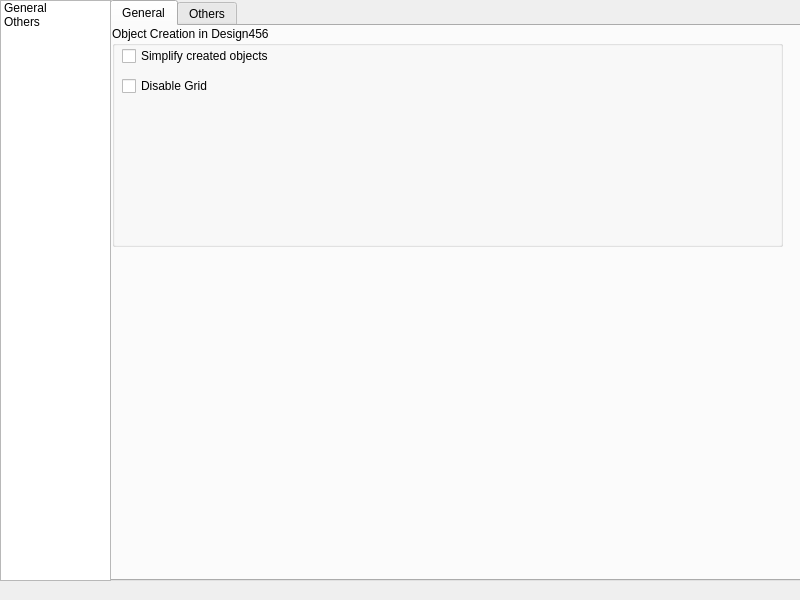
Qt form Resources/ui/Design456Pref.ui (MariwanJ/Design456) before a commit.
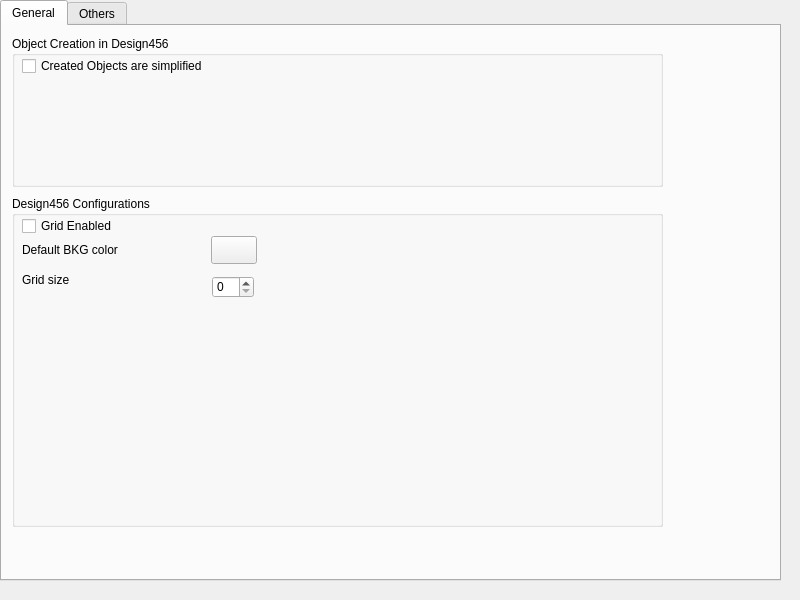
The same form after that commit. Custom widgets are drawn as their Qt base class.

What changed in the file:
```diff
--- a/Resources/ui/Design456Pref.ui
+++ b/Resources/ui/Design456Pref.ui
@@ -16,9 +16,9 @@
   <widget class="QTabWidget" name="tabConfig">
    <property name="geometry">
     <rect>
-     <x>110</x>
+     <x>0</x>
      <y>0</y>
-     <width>691</width>
+     <width>781</width>
      <height>581</height>
     </rect>
    </property>
@@ -35,39 +35,138 @@
     <widget class="QGroupBox" name="grpSimplify">
      <property name="geometry">
       <rect>
-       <x>0</x>
-       <y>0</y>
-       <width>671</width>
-       <height>221</height>
+       <x>10</x>
+       <y>10</y>
+       <width>651</width>
+       <height>151</height>
       </rect>
      </property>
      <property name="title">
       <string>Object Creation in Design456</string>
      </property>
      <widget class="QCheckBox" name="chkSimplify">
+      <property name="enabled">
+       <bool>true</bool>
+      </property>
       <property name="geometry">
        <rect>
         <x>10</x>
         <y>20</y>
-        <width>171</width>
+        <width>241</width>
         <height>20</height>
        </rect>
       </property>
       <property name="text">
-       <string>Simplify created objects</string>
+       <string>Created Objects are simplified</string>
       </property>
      </widget>
-     <widget class="QCheckBox" name="chkDsableGrid">
+    </widget>
+    <widget class="QGroupBox" name="grpSimplify_2">
+     <property name="geometry">
+      <rect>
+       <x>10</x>
+       <y>170</y>
+       <width>651</width>
+       <height>331</height>
+      </rect>
+     </property>
+     <property name="title">
+      <string>Design456 Configurations</string>
+     </property>
+     <widget class="QCheckBox" name="chkDsableGrid_3">
+      <property name="enabled">
+       <bool>true</bool>
+      </property>
       <property name="geometry">
        <rect>
         <x>10</x>
-        <y>50</y>
+        <y>20</y>
         <width>171</width>
         <height>20</height>
        </rect>
       </property>
       <property name="text">
-       <string>Disable Grid</string>
+       <string>Grid Enabled</string>
+      </property>
+      <property name="chkGridEnabled" stdset="0">
+       <bool>true</bool>
+      </property>
+     </widget>
+     <widget class="Gui::PrefColorButton" name="DefaultBKGColor_3">
+      <property name="geometry">
+       <rect>
+        <x>199</x>
+        <y>40</y>
+        <width>46</width>
+        <height>28</height>
+       </rect>
+      </property>
+      <property name="toolTip">
+       <string>The default color for new shapes</string>
+      </property>
+      <property name="color" stdset="0">
+       <color>
+        <red>189</red>
+        <green>225</green>
+        <blue>235</blue>
+       </color>
+      </property>
+      <property name="prefEntry" stdset="0">
+       <cstring>DefaultBKGColor</cstring>
+      </property>
+      <property name="prefPath" stdset="0">
+       <cstring>Mod/Design456</cstring>
+      </property>
+     </widget>
+     <widget class="QLabel" name="label_8">
+      <property name="geometry">
+       <rect>
+        <x>10</x>
+        <y>40</y>
+        <width>182</width>
+        <height>28</height>
+       </rect>
+      </property>
+      <property name="minimumSize">
+       <size>
+        <width>182</width>
+        <height>0</height>
+       </size>
+      </property>
+      <property name="text">
+       <string>Default BKG color</string>
+      </property>
+     </widget>
+     <widget class="QSpinBox" name="grdSize">
+      <property name="geometry">
+       <rect>
+        <x>200</x>
+        <y>80</y>
+        <width>42</width>
+        <height>22</height>
+       </rect>
+      </property>
+      <property name="gridSize" stdset="0">
+       <number>5</number>
+      </property>
+     </widget>
+     <widget class="QLabel" name="label_9">
+      <property name="geometry">
+       <rect>
+        <x>10</x>
+        <y>70</y>
+        <width>182</width>
+        <height>28</height>
+       </rect>
+      </property>
+      <property name="minimumSize">
+       <size>
+        <width>182</width>
+        <height>0</height>
+       </size>
+      </property>
+      <property name="text">
+       <string>Grid size</string>
       </property>
      </widget>
     </widget>
@@ -78,27 +177,19 @@
     </attribute>
    </widget>
   </widget>
-  <widget class="QListWidget" name="listWidget">
-   <property name="geometry">
-    <rect>
-     <x>0</x>
-     <y>0</y>
-     <width>111</width>
-     <height>581</height>
-    </rect>
-   </property>
-   <item>
-    <property name="text">
-     <string>General</string>
-    </property>
-   </item>
-   <item>
-    <property name="text">
-     <string>Others</string>
-    </property>
-   </item>
-  </widget>
  </widget>
+ <customwidgets>
+  <customwidget>
+   <class>Gui::ColorButton</class>
+   <extends>QPushButton</extends>
+   <header>Gui/Widgets.h</header>
+  </customwidget>
+  <customwidget>
+   <class>Gui::PrefColorButton</class>
+   <extends>Gui::ColorButton</extends>
+   <header>Gui/PrefWidgets.h</header>
+  </customwidget>
+ </customwidgets>
  <resources/>
  <connections/>
 </ui>
```
Left out of the diff: 6 changed lines with no effect on the pictures.
